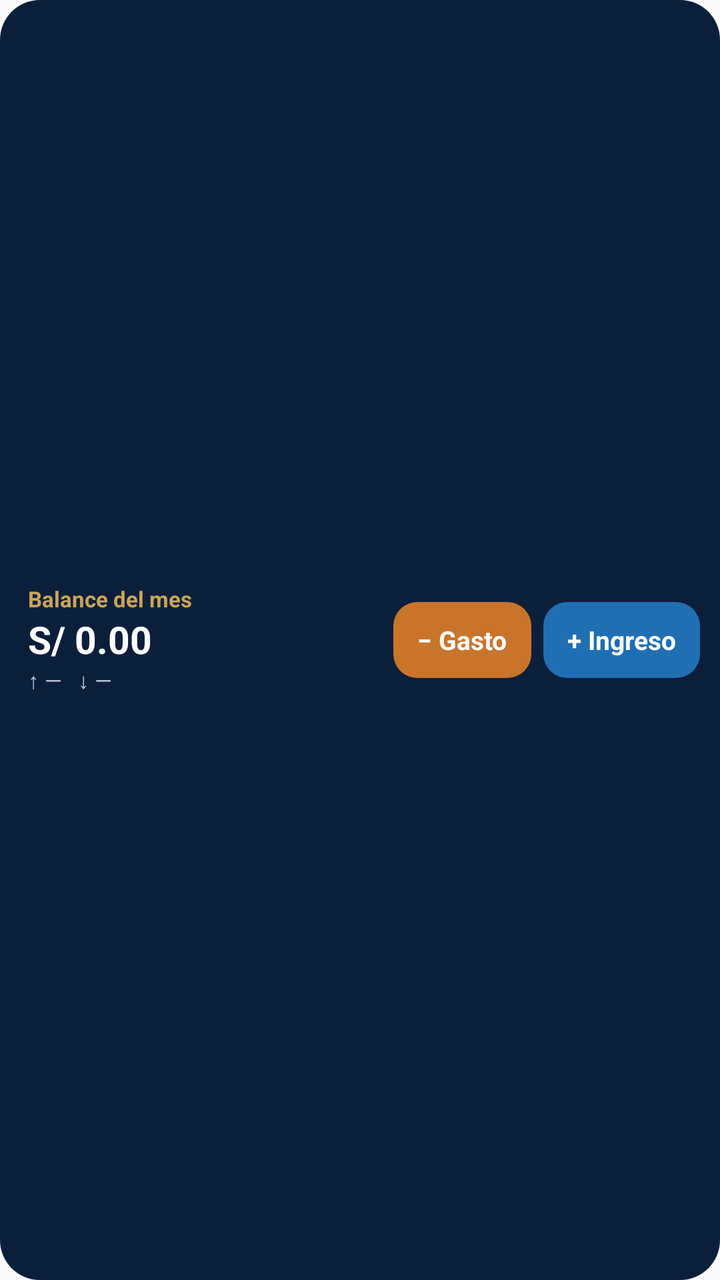
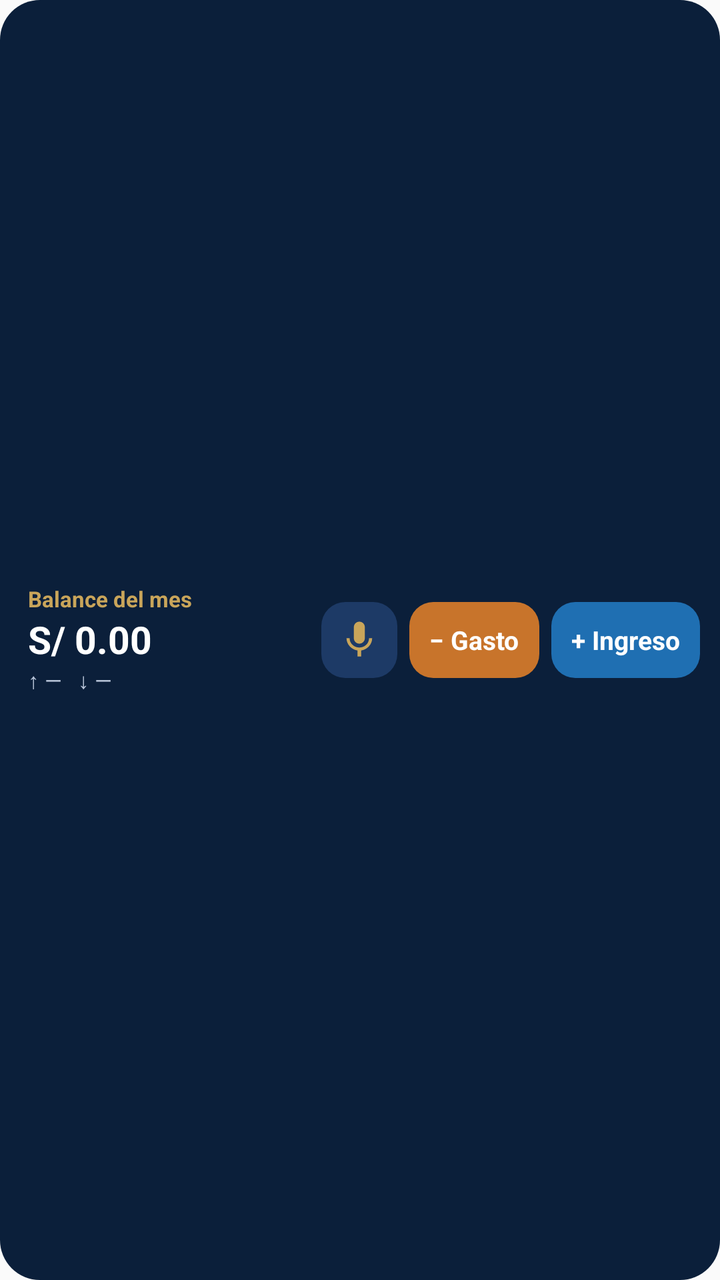

The first picture is an Android layout as it rendered before a commit; the second is the same layout after the commit. The layout source and the unified diff follow.
<!-- AndroidManifest.xml: application theme AppTheme -->
<!-- res/layout/widget_finanzas.xml -->
<?xml version="1.0" encoding="utf-8"?>
<LinearLayout xmlns:android="http://schemas.android.com/apk/res/android"
    android:id="@+id/w_raiz"
    android:layout_width="match_parent"
    android:layout_height="match_parent"
    android:background="@drawable/widget_fondo"
    android:gravity="center_vertical"
    android:orientation="horizontal"
    android:paddingStart="14dp"
    android:paddingTop="8dp"
    android:paddingEnd="10dp"
    android:paddingBottom="8dp">

    <LinearLayout
        android:layout_width="0dp"
        android:layout_height="wrap_content"
        android:layout_weight="1"
        android:orientation="vertical">

        <TextView
            android:id="@+id/w_titulo"
            android:layout_width="wrap_content"
            android:layout_height="wrap_content"
            android:maxLines="1"
            android:text="Balance del mes"
            android:textColor="#C9A55A"
            android:textSize="11sp"
            android:textStyle="bold" />

        <TextView
            android:id="@+id/w_balance"
            android:layout_width="wrap_content"
            android:layout_height="wrap_content"
            android:maxLines="1"
            android:text="S/ 0.00"
            android:textColor="#FFFFFF"
            android:textSize="19sp"
            android:textStyle="bold" />

        <LinearLayout
            android:layout_width="wrap_content"
            android:layout_height="wrap_content"
            android:orientation="horizontal">

            <TextView
                android:id="@+id/w_ingresos"
                android:layout_width="wrap_content"
                android:layout_height="wrap_content"
                android:layout_marginEnd="8dp"
                android:maxLines="1"
                android:text="↑ —"
                android:textColor="#B9C6DA"
                android:textSize="11sp" />

            <TextView
                android:id="@+id/w_gastos"
                android:layout_width="wrap_content"
                android:layout_height="wrap_content"
                android:maxLines="1"
                android:text="↓ —"
                android:textColor="#B9C6DA"
                android:textSize="11sp" />
        </LinearLayout>
    </LinearLayout>

    <TextView
        android:id="@+id/w_btn_gasto"
        android:layout_width="wrap_content"
        android:layout_height="38dp"
        android:layout_marginStart="8dp"
        android:background="@drawable/widget_boton_gasto"
        android:gravity="center"
        android:paddingStart="12dp"
        android:paddingEnd="12dp"
        android:text="− Gasto"
        android:textColor="#FFFFFF"
        android:textSize="13sp"
        android:textStyle="bold" />

    <TextView
        android:id="@+id/w_btn_ingreso"
        android:layout_width="wrap_content"
        android:layout_height="38dp"
        android:layout_marginStart="6dp"
        android:background="@drawable/widget_boton_ingreso"
        android:gravity="center"
        android:paddingStart="12dp"
        android:paddingEnd="12dp"
        android:text="+ Ingreso"
        android:textColor="#FFFFFF"
        android:textSize="13sp"
        android:textStyle="bold" />
</LinearLayout>
<!-- resources referenced by this layout -->
<resources>
  <!-- drawable widget_boton_gasto (drawable) -->
  <?xml version="1.0" encoding="utf-8"?>
  <shape xmlns:android="http://schemas.android.com/apk/res/android" android:shape="rectangle">
      <solid android:color="#C8742B" />
      <corners android:radius="12dp" />
  </shape>
  <!-- drawable widget_boton_ingreso (drawable) -->
  <?xml version="1.0" encoding="utf-8"?>
  <shape xmlns:android="http://schemas.android.com/apk/res/android" android:shape="rectangle">
      <solid android:color="#1F6FB2" />
      <corners android:radius="12dp" />
  </shape>
  <!-- drawable widget_fondo (drawable) -->
  <?xml version="1.0" encoding="utf-8"?>
  <shape xmlns:android="http://schemas.android.com/apk/res/android" android:shape="rectangle">
      <solid android:color="#0B1F3A" />
      <corners android:radius="20dp" />
  </shape>
  <style name="AppTheme" parent="Theme.AppCompat.Light.DarkActionBar">
          
          <item name="colorPrimary">@color/colorPrimary</item>
          <item name="colorPrimaryDark">@color/colorPrimaryDark</item>
          <item name="colorAccent">@color/colorAccent</item>
      </style>
</resources>

<!-- the commit's change to res/layout/widget_finanzas.xml (unified diff, before → after) -->
@@ -63,15 +63,25 @@
         </LinearLayout>
     </LinearLayout>
 
+    <ImageView
+        android:id="@+id/w_btn_voz"
+        android:layout_width="38dp"
+        android:layout_height="38dp"
+        android:layout_marginStart="8dp"
+        android:background="@drawable/widget_boton_mic"
+        android:contentDescription="Dictar movimiento"
+        android:scaleType="center"
+        android:src="@drawable/widget_icono_mic" />
+
     <TextView
         android:id="@+id/w_btn_gasto"
         android:layout_width="wrap_content"
         android:layout_height="38dp"
-        android:layout_marginStart="8dp"
+        android:layout_marginStart="6dp"
         android:background="@drawable/widget_boton_gasto"
         android:gravity="center"
-        android:paddingStart="12dp"
-        android:paddingEnd="12dp"
+        android:paddingStart="10dp"
+        android:paddingEnd="10dp"
         android:text="− Gasto"
         android:textColor="#FFFFFF"
         android:textSize="13sp"
@@ -84,8 +94,8 @@
         android:layout_marginStart="6dp"
         android:background="@drawable/widget_boton_ingreso"
         android:gravity="center"
-        android:paddingStart="12dp"
-        android:paddingEnd="12dp"
+        android:paddingStart="10dp"
+        android:paddingEnd="10dp"
         android:text="+ Ingreso"
         android:textColor="#FFFFFF"
         android:textSize="13sp"
<!-- resource entries referenced after the edit -->
@@ -12,12 +12,29 @@
       <solid android:color="#1F6FB2" />
       <corners android:radius="12dp" />
   </shape>
+  <!-- drawable widget_boton_mic (drawable) -->
+  <?xml version="1.0" encoding="utf-8"?>
+  <shape xmlns:android="http://schemas.android.com/apk/res/android" android:shape="rectangle">
+      <solid android:color="#1D3A66" />
+      <corners android:radius="12dp" />
+  </shape>
   <!-- drawable widget_fondo (drawable) -->
   <?xml version="1.0" encoding="utf-8"?>
   <shape xmlns:android="http://schemas.android.com/apk/res/android" android:shape="rectangle">
       <solid android:color="#0B1F3A" />
       <corners android:radius="20dp" />
   </shape>
+  <!-- drawable widget_icono_mic (drawable) -->
+  <?xml version="1.0" encoding="utf-8"?>
+  <vector xmlns:android="http://schemas.android.com/apk/res/android"
+      android:width="22dp"
+      android:height="22dp"
+      android:viewportWidth="24"
+      android:viewportHeight="24">
+      <path
+          android:fillColor="#C9A55A"
+          android:pathData="M12,14c1.66,0 3,-1.34 3,-3V5c0,-1.66 -1.34,-3 -3,-3S9,3.34 9,5v6c0,1.66 1.34,3 3,3zM17.3,11c0,3 -2.54,5.1 -5.3,5.1S6.7,14 6.7,11H5c0,3.41 2.72,6.23 6,6.72V21h2v-3.28c3.28,-0.48 6,-3.3 6,-6.72h-1.7z" />
+  </vector>
   <style name="AppTheme" parent="Theme.AppCompat.Light.DarkActionBar">
           
           <item name="colorPrimary">@color/colorPrimary</item>
